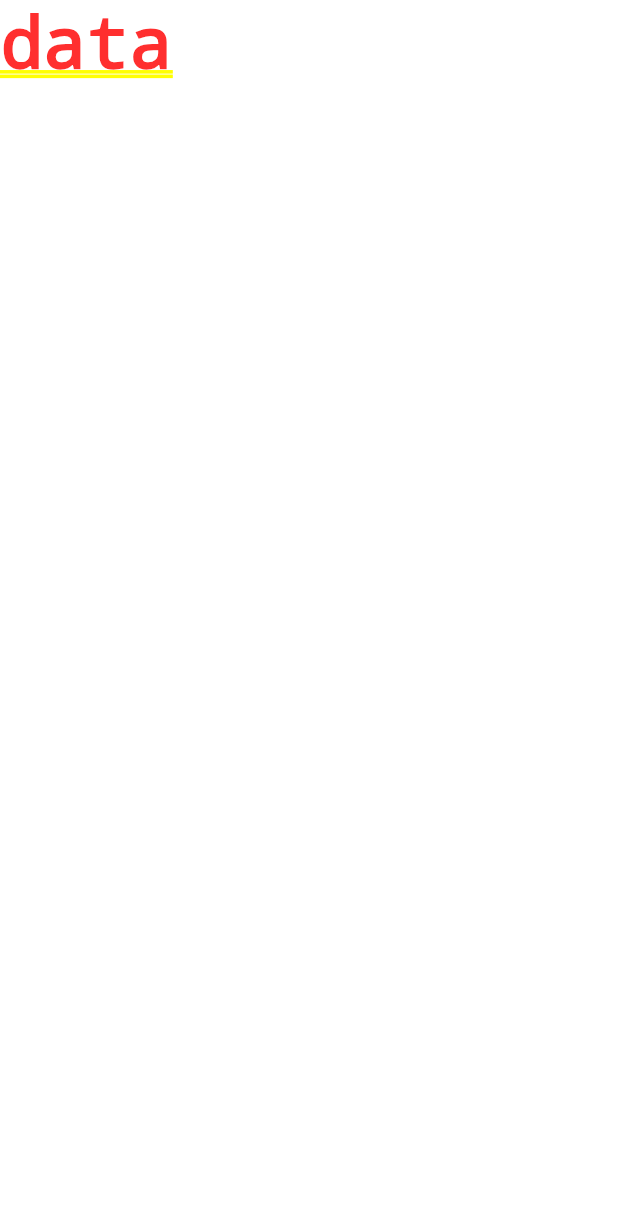
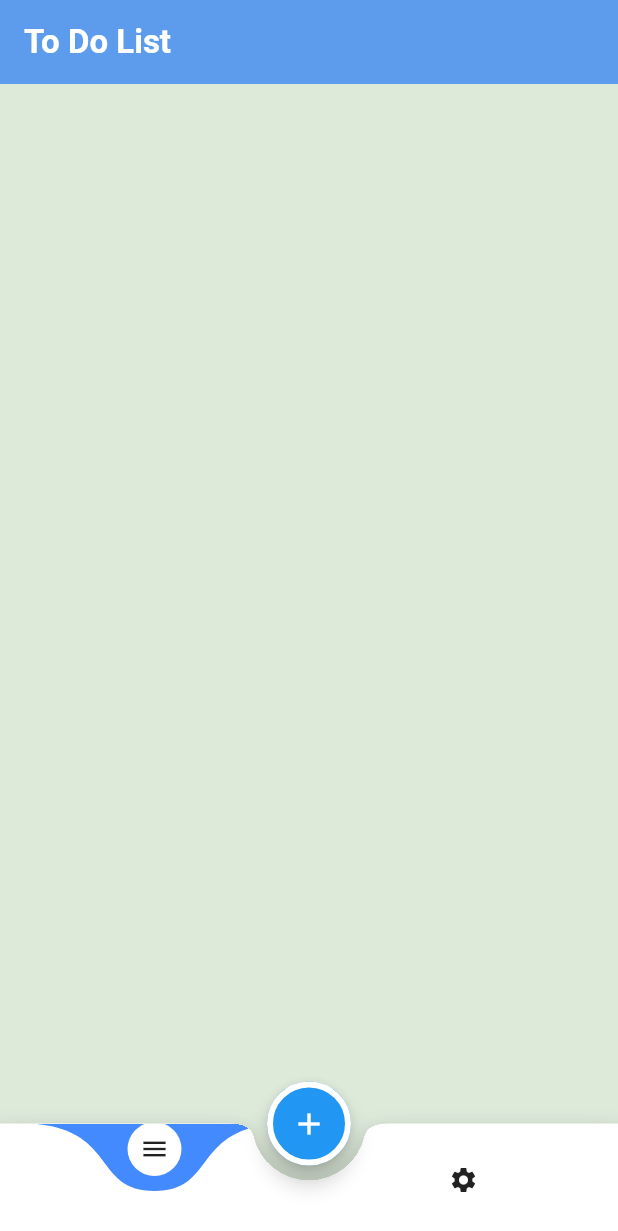
Before and after one commit to Mohamed-lalah/productivity_assistant, a Flutter app: the screen it shows after launch, on a phone screen of 412 x 824 dp. Shown: the top 1231 px of the screen. Run offline on Flutter 3.47's test engine with Material 2 defaults, Android fonts, the phone set to English and light mode, and no system bars; drawn by our look-alikes of curved_navigation_bar.

Commit message:
Bottom Navigation bar animation added ,bottom sheet added

```diff
--- a/lib/main.dart
+++ b/lib/main.dart
@@ -21,7 +21,7 @@ class MyApp extends StatelessWidget {
         Splash.routeName : (_)=> Splash(),
         Home.routeName  : (_)=>Home(),
       },
-      initialRoute:Splash.routeName
+      initialRoute:Home.routeName
 
     );
   }
--- a/lib/ui/screens/home/home.dart
+++ b/lib/ui/screens/home/home.dart
@@ -1,10 +1,59 @@
 import 'package:flutter/material.dart';
+import 'package:productivity_assistant/ui/screens/bottom_sheets/add_sheet.dart';
 
-class Home extends StatelessWidget {
+import '../../utilities/app_colors.dart';
+import '../../utilities/app_theme.dart';
+import 'package:curved_navigation_bar/curved_navigation_bar.dart';
+
+
+class Home extends StatefulWidget {
   static String routeName = "home";
 
   @override
+  State<Home> createState() => _HomeState();
+}
+
+class _HomeState extends State<Home> {
+  @override
   Widget build(BuildContext context) {
-    return Text("data");
+    double height= MediaQuery.of(context).size.height;
+    double width= MediaQuery.of(context).size.width;
+
+
+    return Scaffold(
+      appBar:buildAppBar (),
+      bottomNavigationBar: bottomNav(),
+      floatingActionButton: fab(),
+      floatingActionButtonLocation: FloatingActionButtonLocation.centerDocked,
+    );
+
+
   }
+
+  PreferredSizeWidget buildAppBar () => AppBar(
+    title: const Text("To Do List "),
+
+  );
+
+  Widget bottomNav () => BottomAppBar(
+
+    notchMargin: 10,
+    shape: CircularNotchedRectangle(),
+    clipBehavior: Clip.hardEdge,
+
+    child: CurvedNavigationBar(
+
+      animationDuration: Duration(milliseconds: 300),
+        items: [
+      Icon(Icons.menu,size: 20,),
+      Icon(Icons.settings,size: 20,),
+
+    ]),
+  );
+
+  Widget fab()=> FloatingActionButton(onPressed: (){
+    showModalBottomSheet(context: context, builder: (_) => AddSheet());
+
+  } , child: Icon(Icons.add),
+     );
 }
--- a/lib/ui/utilities/app_theme.dart
+++ b/lib/ui/utilities/app_theme.dart
@@ -51,6 +51,13 @@ abstract class AppTheme {
       unselectedItemColor: AppColors.grey,
     ),
     scaffoldBackgroundColor: AppColors.accent,
+
+    floatingActionButtonTheme: FloatingActionButtonThemeData(
+      shape: StadiumBorder(side: BorderSide(
+        color: AppColors.white,
+        width: 4
+      ))
+    ),
   );
   static ThemeData darkTheme= ThemeData(
     primaryColor: AppColors.primiary,
@@ -62,8 +69,8 @@ abstract class AppTheme {
     ),
 
     bottomNavigationBarTheme: const BottomNavigationBarThemeData(
-      selectedIconTheme: IconThemeData(size: 32),
-      unselectedIconTheme: IconThemeData(size: 32),
+      selectedIconTheme: IconThemeData(size: 26),
+      unselectedIconTheme: IconThemeData(size: 26),
       showSelectedLabels: false,
       showUnselectedLabels: false,
       selectedItemColor: AppColors.primiary,
--- a/pubspec.yaml
+++ b/pubspec.yaml
@@ -17,6 +17,7 @@ dependencies:
 dev_dependencies:
   flutter_test:
     sdk: flutter
+  curved_navigation_bar: ^1.0.3
 
   flutter_lints: ^2.0.0
 
```
Also changed, not shown: lib/ui/screens/bottom_sheets/add_sheet.dart (added, +80 -0 lines), pubspec.lock.
